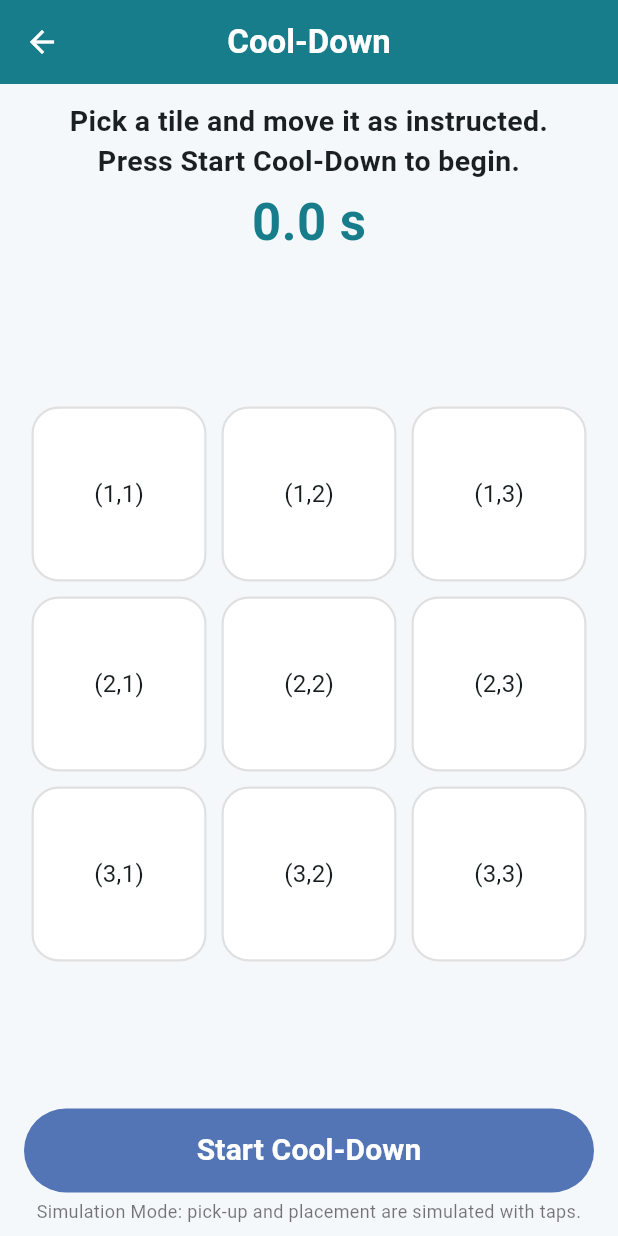
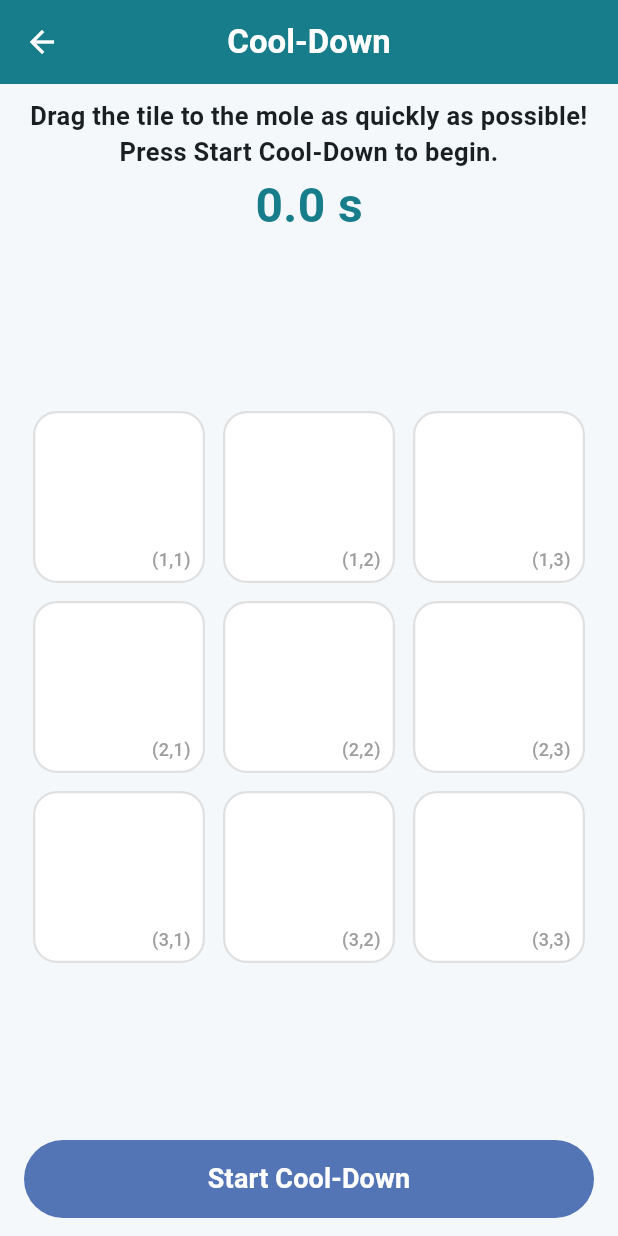
Before and after one commit to KahYing-KY/Rehab-UI, a Flutter app: the WarmUpScreen screen opened directly, on a phone screen of 412 x 824 dp. Run offline on Flutter 3.47's test engine with Material 3 defaults, Android fonts, the phone set to English and light mode, and no system bars; our stand-ins replace supabase_flutter; accounts and stored records are empty.

Commit message:
Update WarmUpScreen to responsive Whack-a-Mole drag-and-drop assessment

```diff
--- a/lib/screens/warmup_screen.dart
+++ b/lib/screens/warmup_screen.dart
@@ -3,8 +3,9 @@ import 'dart:math';
 import 'package:flutter/material.dart';
 import '../main.dart';
 
-enum WarmUpPhase { idle, waitingLift, carrying, done }
+enum WarmUpPhase { idle, playing, done }
 
+// Top-level helper function for grid cell coordinates
 String cellLabel(int index) => '(${index ~/ 3 + 1},${index % 3 + 1})';
 
 class MoveResult {
@@ -33,17 +34,17 @@ class _WarmUpScreenState extends State<WarmUpScreen> {
   List<int> _path = [];
   WarmUpPhase _phase = WarmUpPhase.idle;
   int _move = 0;
-  int? _tileAt;
+  int? _tileAt; // Current position of the tile
   int _mistakesThisMove = 0;
   double _reactionTime = 0;
   final List<MoveResult> _results = [];
   late String _message =
-      'Pick a tile and move it as instructed.\nPress Start $_name to begin.';
+      'Drag the tile to the mole as quickly as possible!\nPress Start $_name to begin.';
 
   WarmUpSummary? _summary;
   Difficulty? _level;
 
-  String get _name => widget.coolDown ? 'Cool-Down' : 'Warm-Up';
+  String get _name => widget.coolDown ? 'Cool-Down' : 'Whack-a-Mole Assessment';
   double get _totalSeconds => _total.elapsedMilliseconds / 1000;
   double get _lapSeconds => _lap.elapsedMilliseconds / 1000;
 
@@ -53,26 +54,20 @@ class _WarmUpScreenState extends State<WarmUpScreen> {
     super.dispose();
   }
 
-  String _instruction() {
-    final to = cellLabel(_path[_move]);
-    if (_move == 0) return 'Pick a tile and place it at $to.';
-    return 'Move the tile from ${cellLabel(_path[_move - 1])} to $to.';
-  }
-
   void _start() {
     setState(() {
       _path = widget.coolDown
           ? List<int>.of(sessionPath ?? generatePath())
           : generatePath();
       _move = 0;
-      _tileAt = null;
+      _tileAt = null; // Start with tile in inventory or starting slot
       _mistakesThisMove = 0;
       _reactionTime = 0;
       _results.clear();
       _summary = null;
       _level = null;
-      _phase = WarmUpPhase.waitingLift;
-      _message = _instruction();
+      _phase = WarmUpPhase.playing;
+      _message = 'Whack the mole! Drag the tile to cell ${cellLabel(_path[_move])}.';
       _total
         ..reset()
         ..start();
@@ -86,61 +81,49 @@ class _WarmUpScreenState extends State<WarmUpScreen> {
     });
   }
 
-  void _lift() {
-    if (_phase != WarmUpPhase.waitingLift) return;
-    setState(() {
+  void _onTilePickedUp() {
+    if (_reactionTime == 0 && _lap.isRunning) {
       _reactionTime = _lapSeconds;
-      _lap
-        ..reset()
-        ..start();
-      _phase = WarmUpPhase.carrying;
-      _message = 'Now place it at ${cellLabel(_path[_move])}.';
-    });
+    }
   }
 
-  void _tapCell(int i) {
-    if (_phase != WarmUpPhase.waitingLift && _phase != WarmUpPhase.carrying) {
-      return;
-    }
-    final target = _path[_move];
-    final int? from = _move == 0 ? null : _path[_move - 1];
+  void _handleTileDrop(int targetCellIndex) {
+    if (_phase != WarmUpPhase.playing) return;
 
-    if (_phase == WarmUpPhase.waitingLift) {
-      if (from == null) {
-        setState(() => _message = 'Press "Pick Up Tile" first.');
-      } else if (i == from) {
-        _lift();
-      } else {
-        setState(() =>
-            _message = 'Tap the tile at ${cellLabel(from)} to pick it up.');
-      }
-      return;
-    }
+    final currentTarget = _path[_move];
+    final int? from = _tileAt;
 
-    if (from != null && i == from) return;
-    if (i != target) {
+    if (targetCellIndex != currentTarget) {
+      // Wrong drop location
       setState(() {
         _mistakesThisMove++;
-        _message = 'Not there - place it at ${cellLabel(target)}.';
+        _message = 'Missed! Drag to the active mole at ${cellLabel(currentTarget)}.';
       });
       return;
     }
 
+    // Correct placement (Mole Hit!)
     setState(() {
-      final dist = from == null ? 0.0 : cellDistance(from, target);
+      final dist = from == null ? 0.0 : cellDistance(from, currentTarget);
       _results.add(MoveResult(
-          _reactionTime, _lapSeconds, dist, _mistakesThisMove, from == null));
-      _tileAt = target;
+          _reactionTime == 0 ? _lapSeconds : _reactionTime,
+          _lapSeconds,
+          dist,
+          _mistakesThisMove,
+          from == null));
+
+      _tileAt = currentTarget;
       _move++;
       _mistakesThisMove = 0;
+      _reactionTime = 0;
+
       if (_move >= _path.length) {
         _finish();
       } else {
-        _phase = WarmUpPhase.waitingLift;
         _lap
           ..reset()
           ..start();
-        _message = 'Good! ${_instruction()}';
+        _message = 'Great hit! Next mole appeared at ${cellLabel(_path[_move])}.';
       }
     });
   }
@@ -187,7 +170,7 @@ class _WarmUpScreenState extends State<WarmUpScreen> {
       sessionPath = List<int>.of(_path);
       warmUpDone = true;
       history.add(SessionRecord(
-        'Warm-Up',
+        'Warm-Up (Whack-a-Mole)',
         DateTime.now(),
         summary.totalSeconds,
         'Level set: ${level.label} - avg move '
@@ -201,47 +184,21 @@ class _WarmUpScreenState extends State<WarmUpScreen> {
   @override
   Widget build(BuildContext context) {
     return Scaffold(
-      appBar: AppBar(title: Text(_name)),
+      appBar: AppBar(title: Text(_name), centerTitle: true),
       body: SafeArea(
         child: _phase == WarmUpPhase.done ? _buildResult() : _buildTest(),
       ),
     );
   }
 
-  Widget _bottomAction() {
-    if (_phase == WarmUpPhase.idle) {
-      return FilledButton(
-        onPressed: _start,
-        style: FilledButton.styleFrom(
-            backgroundColor: kBlue, minimumSize: const Size.fromHeight(56)),
-        child: Text('Start $_name',
-            style: const TextStyle(fontSize: 20, fontWeight: FontWeight.w700)),
-      );
-    }
-    if (_phase == WarmUpPhase.waitingLift && _move == 0) {
-      return FilledButton.icon(
-        onPressed: _lift,
-        icon: const Icon(Icons.touch_app),
-        label: const Text('Pick Up Tile',
-            style: TextStyle(fontSize: 20, fontWeight: FontWeight.w700)),
-        style: FilledButton.styleFrom(
-            backgroundColor: kTeal, minimumSize: const Size.fromHeight(56)),
-      );
-    }
-    return Center(
-      child: Text('Move ${_move + 1} of ${_path.length}',
-          style: const TextStyle(
-              fontSize: 18, fontWeight: FontWeight.w600, color: kBlue)),
-    );
-  }
-
   Widget _buildTest() {
     return Padding(
-      padding: const EdgeInsets.fromLTRB(16, 8, 16, 8),
+      padding: const EdgeInsets.symmetric(horizontal: 16.0, vertical: 8.0),
       child: Column(
         children: [
+          // Header Status
           SizedBox(
-            height: 60,
+            height: 50,
             child: Center(
               child: Text(
                 _message,
@@ -249,38 +206,84 @@ class _WarmUpScreenState extends State<WarmUpScreen> {
                 maxLines: 2,
                 overflow: TextOverflow.ellipsis,
                 style: const TextStyle(
-                    fontSize: 19, fontWeight: FontWeight.w600, color: kInk),
+                    fontSize: 17, fontWeight: FontWeight.w600, color: kInk),
               ),
             ),
           ),
-          Text(fmtSeconds(_totalSeconds),
-              style: const TextStyle(
-                  fontSize: 34, fontWeight: FontWeight.w700, color: kTeal)),
+          Text(
+            fmtSeconds(_totalSeconds),
+            style: const TextStyle(
+                fontSize: 32, fontWeight: FontWeight.bold, color: kTeal),
+          ),
           const SizedBox(height: 8),
+
+          // Responsive 3x3 Whack-a-Mole Grid
           Expanded(
             child: LayoutBuilder(
-              builder: (context, c) {
-                final side = min(c.maxWidth, c.maxHeight);
+              builder: (context, constraints) {
+                final side = min(constraints.maxWidth, constraints.maxHeight);
                 return Center(
-                  child: SizedBox(width: side, height: side, child: _board()),
+                  child: SizedBox(
+                    width: side,
+                    height: side,
+                    child: _buildBoard(),
+                  ),
                 );
               },
             ),
           ),
-          const SizedBox(height: 8),
-          SizedBox(height: 56, child: _bottomAction()),
+
+          const SizedBox(height: 12),
+
+          // Inventory / Starting Tile Pool (when tile is not on board)
+          if (_phase == WarmUpPhase.playing && _tileAt == null)
+            Padding(
+              padding: const EdgeInsets.only(bottom: 8.0),
+              child: Draggable<String>(
+                data: 'tile',
+                onDragStarted: _onTilePickedUp,
+                feedback: Material(
+                  color: Colors.transparent,
+                  child: _buildTileUI(isDragging: true),
+                ),
+                childWhenDragging: Opacity(
+                  opacity: 0.3,
+                  child: _buildTileUI(),
+                ),
+                child: _buildTileUI(),
+              ),
+            ),
+
+          // Bottom Action
+          SizedBox(
+            height: 52,
+            child: _phase == WarmUpPhase.idle
+                ? FilledButton(
+                    onPressed: _start,
+                    style: FilledButton.styleFrom(
+                        backgroundColor: kBlue,
+                        minimumSize: const Size.fromHeight(52)),
+                    child: Text('Start $_name',
+                        style: const TextStyle(
+                            fontSize: 18, fontWeight: FontWeight.bold)),
+                  )
+                : Center(
+                    child: Text(
+                      'Target ${_move + 1} of ${_path.length}',
+                      style: const TextStyle(
+                          fontSize: 18,
+                          fontWeight: FontWeight.bold,
+                          color: kBlue),
+                    ),
+                  ),
+          ),
           const SizedBox(height: 4),
-          const Text(
-            'Simulation Mode: pick-up and placement are simulated with taps.',
-            textAlign: TextAlign.center,
-            style: TextStyle(fontSize: 12, color: Colors.black54),
-          ),
         ],
       ),
     );
   }
 
-  Widget _board() {
+  Widget _buildBoard() {
     return Column(
       children: List.generate(
         3,
@@ -290,8 +293,8 @@ class _WarmUpScreenState extends State<WarmUpScreen> {
               3,
               (c) => Expanded(
                 child: Padding(
-                  padding: const EdgeInsets.all(5),
-                  child: _cell(r * 3 + c),
+                  padding: const EdgeInsets.all(6),
+                  child: _buildCell(r * 3 + c),
                 ),
               ),
             ),
@@ -301,68 +304,111 @@ class _WarmUpScreenState extends State<WarmUpScreen> {
     );
   }
 
-  Widget _cell(int i) {
-    final carrying = _phase == WarmUpPhase.carrying;
-    final hasTile = _tileAt == i;
-    final lifted = carrying && hasTile;
-    final isTarget = carrying && _path[_move] == i;
+  Widget _buildCell(int index) {
+    final bool isTargetMole =
+        _phase == WarmUpPhase.playing && _path[_move] == index;
+    final bool hasTile = _tileAt == index;
 
-    return GestureDetector(
-      onTap: () => _tapCell(i),
-      child: Container(
-        decoration: BoxDecoration(
-          color: isTarget ? const Color(0xFFE3ECF8) : Colors.white,
-          borderRadius: BorderRadius.circular(18),
-          border: Border.all(
-            color: isTarget ? kBlue : const Color(0xFFE0E0E0),
-            width: isTarget ? 3 : 1.5,
+    return DragTarget<String>(
+      onAcceptWithDetails: (details) {
+        _handleTileDrop(index);
+      },
+      builder: (context, candidateData, rejectedData) {
+        return Container(
+          decoration: BoxDecoration(
+            color: isTargetMole
+                ? const Color(0xFFFFEBEE) // Light red highlight for active mole
+                : Colors.white,
+            borderRadius: BorderRadius.circular(16),
+            border: Border.all(
+              color: isTargetMole ? Colors.redAccent : const Color(0xFFE0E0E0),
+              width: isTargetMole ? 3.5 : 1.5,
+            ),
+            boxShadow: isTargetMole
+                ? [
+                    BoxShadow(
+                      color: Colors.redAccent.withValues(alpha: 0.3),
+                      blurRadius: 8,
+                      spreadRadius: 1,
+                    )
+                  ]
+                : [],
           ),
-        ),
-        alignment: Alignment.center,
-        child: FittedBox(
-          fit: BoxFit.scaleDown,
-          child: Padding(
-            padding: const EdgeInsets.all(8),
-            child: Column(
-              mainAxisSize: MainAxisSize.min,
-              children: [
-                if (hasTile)
-                  Container(
-                    padding:
-                        const EdgeInsets.symmetric(horizontal: 18, vertical: 12),
-                    decoration: BoxDecoration(
-                      color: lifted ? const Color(0xFFB2DFE4) : kTeal,
-                      borderRadius: BorderRadius.circular(14),
-                    ),
-                    child: const Text('Tile',
+          child: Stack(
+            alignment: Alignment.center,
+            children: [
+              // Cell Coordinate Label
+              Positioned(
+                bottom: 6,
+                right: 8,
+                child: Text(cellLabel(index),
+                    style: TextStyle(
+                        fontSize: 12,
+                        color: Colors.grey.shade500,
+                        fontWeight: FontWeight.w500)),
+              ),
+
+              // Mole Indicator (Pop-Up Target)
+              if (isTargetMole && !hasTile)
+                Column(
+                  mainAxisAlignment: MainAxisAlignment.center,
+                  children: const [
+                    Icon(Icons.stars_rounded, size: 36, color: Colors.redAccent),
+                    SizedBox(height: 2),
+                    Text('HIT!',
                         style: TextStyle(
-                            fontSize: 22,
-                            fontWeight: FontWeight.w700,
-                            color: Colors.white)),
+                            fontSize: 14,
+                            fontWeight: FontWeight.bold,
+                            color: Colors.redAccent)),
+                  ],
+                ),
+
+              // Draggable Tile inside cell
+              if (hasTile)
+                Draggable<String>(
+                  data: 'tile',
+                  onDragStarted: _onTilePickedUp,
+                  feedback: Material(
+                    color: Colors.transparent,
+                    child: _buildTileUI(isDragging: true),
                   ),
-                if (isTarget)
-                  const Text('Move here',
-                      style: TextStyle(
-                          fontSize: 18,
-                          fontWeight: FontWeight.w700,
-                          color: kBlue)),
-                Text(cellLabel(i), style: const TextStyle(fontSize: 16)),
-              ],
-            ),
+                  childWhenDragging: Opacity(
+                    opacity: 0.3,
+                    child: _buildTileUI(),
+                  ),
+                  child: _buildTileUI(),
+                ),
+            ],
           ),
-        ),
+        );
+      },
+    );
+  }
+
+  Widget _buildTileUI({bool isDragging = false}) {
+    return Container(
+      width: isDragging ? 70 : 64,
+      height: isDragging ? 70 : 64,
+      decoration: BoxDecoration(
+        color: kTeal,
+        borderRadius: BorderRadius.circular(14),
+        boxShadow: const [
+          BoxShadow(
+              color: Colors.black26, blurRadius: 6, offset: Offset(0, 3))
+        ],
+      ),
+      alignment: Alignment.center,
+      child: const Text(
+        'Tile',
+        style: TextStyle(
+            fontSize: 20, fontWeight: FontWeight.bold, color: Colors.white),
       ),
     );
   }
 
-  String _change(double before, double after, String less, String more) {
-    if ((after - before).abs() < 0.05) return 'about the same';
-    return after < before ? less : more;
-  }
-
   Widget _line(String text) => Padding(
         padding: const EdgeInsets.only(bottom: 6),
-        child: Text(text, style: const TextStyle(fontSize: 17)),
+        child: Text(text, style: const TextStyle(fontSize: 16)),
       );
 
   Widget _buildResult() {
@@ -375,19 +421,15 @@ class _WarmUpScreenState extends State<WarmUpScreen> {
       headline = 'Compared with your warm-up';
       rows = [
         _line('Movement time: ${fmtSeconds(w.avgMovement)} to '
-            '${fmtSeconds(s.avgMovement)} '
-            '(${_change(w.avgMovement, s.avgMovement, 'faster', 'slower')})'),
+            '${fmtSeconds(s.avgMovement)}'),
         _line('Speed: ${w.avgSpeed.toStringAsFixed(2)} to '
-            '${s.avgSpeed.toStringAsFixed(2)} squares/s '
-            '(${_change(w.avgSpeed, s.avgSpeed, 'slower', 'faster')})'),
+            '${s.avgSpeed.toStringAsFixed(2)} squares/s'),
         _line('Reaction time: ${fmtSeconds(w.avgReaction)} to '
-            '${fmtSeconds(s.avgReaction)} '
-            '(${_change(w.avgReaction, s.avgReaction, 'faster', 'slower')})'),
-        _line('Wrong placements: ${w.mistakes} to ${s.mistakes} '
-            '(${_change(w.mistakes.toDouble(), s.mistakes.toDouble(), 'fewer', 'more')})'),
+            '${fmtSeconds(s.avgReaction)}'),
+        _line('Wrong placements: ${w.mistakes} to ${s.mistakes}'),
       ];
     } else {
-      headline = "Today's level: ${_level?.label ?? 'Not set'}";
+      headline = "Today's Level: ${_level?.label ?? 'Not set'}";
       rows = [
         _line('Average movement time: ${fmtSeconds(s.avgMovement)}'),
         _line('Average reaction time: ${fmtSeconds(s.avgReaction)}'),
@@ -396,7 +438,7 @@ class _WarmUpScreenState extends State<WarmUpScreen> {
       ];
     }
 
-    return SingleChildScrollView(
+    return Padding(
       padding: const EdgeInsets.all(20),
       child: Column(
         crossAxisAlignment: CrossAxisAlignment.stretch,
@@ -404,7 +446,7 @@ class _WarmUpScreenState extends State<WarmUpScreen> {
           Text('$_name complete!',
               textAlign: TextAlign.center,
               style: const TextStyle(
-                  fontSize: 28, fontWeight: FontWeight.w700, color: kInk)),
+                  fontSize: 26, fontWeight: FontWeight.bold, color: kInk)),
           const SizedBox(height: 16),
           Container(
             padding: const EdgeInsets.all(20),
@@ -418,32 +460,32 @@ class _WarmUpScreenState extends State<WarmUpScreen> {
               children: [
                 Text(headline,
                     style: const TextStyle(
-                        fontSize: 24,
-                        fontWeight: FontWeight.w700,
+                        fontSize: 22,
+                        fontWeight: FontWeight.bold,
                         color: kTeal)),
                 const SizedBox(height: 12),
                 ...rows,
               ],
             ),
           ),
-          const SizedBox(height: 20),
+          const Spacer(),
           FilledButton(
             onPressed: () => Navigator.pop(context),
             style: FilledButton.styleFrom(
                 backgroundColor: kTeal,
-                minimumSize: const Size.fromHeight(58)),
+                minimumSize: const Size.fromHeight(54)),
             child: Text(widget.coolDown ? 'Finish Session' : 'Continue',
                 style:
-                    const TextStyle(fontSize: 20, fontWeight: FontWeight.w700)),
+                    const TextStyle(fontSize: 18, fontWeight: FontWeight.bold)),
           ),
           if (!widget.coolDown) ...[
-            const SizedBox(height: 12),
+            const SizedBox(height: 10),
             OutlinedButton(
               onPressed: _start,
               style: OutlinedButton.styleFrom(
-                  minimumSize: const Size.fromHeight(52)),
+                  minimumSize: const Size.fromHeight(48)),
               child:
-                  const Text('Redo Warm-Up', style: TextStyle(fontSize: 17)),
+                  const Text('Redo Assessment', style: TextStyle(fontSize: 16)),
             ),
           ],
         ],
```
